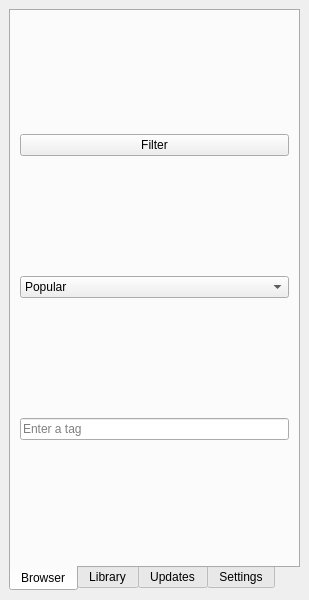
Before: the Qt Designer form ui/main_window.ui in Cpyte-Engine-Developer/hitch-io, drawn with Qt 5.
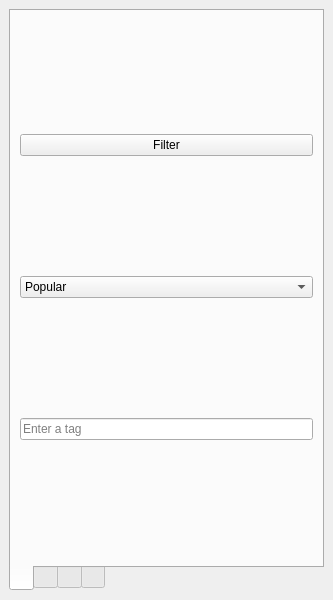
After: the same form once the commit is applied. The open tabs and pages were chosen to show the change. Icons and pictures are not drawn.

```diff
--- a/ui/main_window.ui
+++ b/ui/main_window.ui
@@ -6,7 +6,7 @@
    <rect>
     <x>0</x>
     <y>0</y>
-    <width>299</width>
+    <width>333</width>
     <height>600</height>
    </rect>
   </property>
@@ -17,15 +17,78 @@
    <layout class="QVBoxLayout" name="verticalLayout">
     <item>
      <widget class="QTabWidget" name="tab_widget">
+      <property name="sizePolicy">
+       <sizepolicy hsizetype="Preferred" vsizetype="Preferred">
+        <horstretch>0</horstretch>
+        <verstretch>0</verstretch>
+       </sizepolicy>
+      </property>
+      <property name="minimumSize">
+       <size>
+        <width>0</width>
+        <height>0</height>
+       </size>
+      </property>
+      <property name="styleSheet">
+       <string notr="true">* {
+	heigth: 25px;
+}</string>
+      </property>
       <property name="tabPosition">
-       <enum>QTabWidget::TabPosition::South</enum>
+       <enum>QTabWidget::South</enum>
+      </property>
+      <property name="tabShape">
+       <enum>QTabWidget::Rounded</enum>
       </property>
       <property name="currentIndex">
        <number>3</number>
       </property>
-      <widget class="QWidget" name="browser_tab" native="true">
+      <property name="iconSize">
+       <size>
+        <width>25</width>
+        <height>25</height>
+       </size>
+      </property>
+      <property name="elideMode">
+       <enum>Qt::ElideNone</enum>
+      </property>
+      <property name="documentMode">
+       <bool>false</bool>
+      </property>
+      <property name="tabsClosable">
+       <bool>false</bool>
+      </property>
+      <property name="movable">
+       <bool>true</bool>
+      </property>
+      <property name="tabBarAutoHide">
+       <bool>false</bool>
+      </property>
+      <widget class="QWidget" name="browser_tab">
+       <property name="sizePolicy">
+        <sizepolicy hsizetype="Preferred" vsizetype="Preferred">
+         <horstretch>0</horstretch>
+         <verstretch>0</verstretch>
+        </sizepolicy>
+       </property>
+       <property name="minimumSize">
+        <size>
+         <width>0</width>
+         <height>100</height>
+        </size>
+       </property>
+       <property name="baseSize">
+        <size>
+         <width>0</width>
+         <height>0</height>
+        </size>
+       </property>
+       <attribute name="icon">
+        <iconset>
+         <normaloff>../icons/captive_portal_24dp_1F1F1F_FILL0_wght400_GRAD0_opsz24.png</normaloff>../icons/captive_portal_24dp_1F1F1F_FILL0_wght400_GRAD0_opsz24.png</iconset>
+       </attribute>
        <attribute name="title">
-        <string>Browser</string>
+        <string/>
        </attribute>
        <layout class="QVBoxLayout" name="verticalLayout_2">
         <item>
@@ -78,7 +141,7 @@
       </widget>
       <widget class="QWidget" name="installed_game_tab" native="true">
        <attribute name="title">
-        <string>Library</string>
+        <string/>
        </attribute>
        <layout class="QVBoxLayout" name="verticalLayout_3">
         <item>
@@ -118,12 +181,12 @@
       </widget>
       <widget class="QWidget" name="update_tab" native="true">
        <attribute name="title">
-        <string>Updates</string>
+        <string/>
        </attribute>
       </widget>
       <widget class="QWidget" name="settings_tab">
        <attribute name="title">
-        <string>Settings</string>
+        <string/>
        </attribute>
        <layout class="QVBoxLayout" name="verticalLayout_4">
         <item>
```
Left out of the diff: 42 changed lines with no effect on the pictures.
